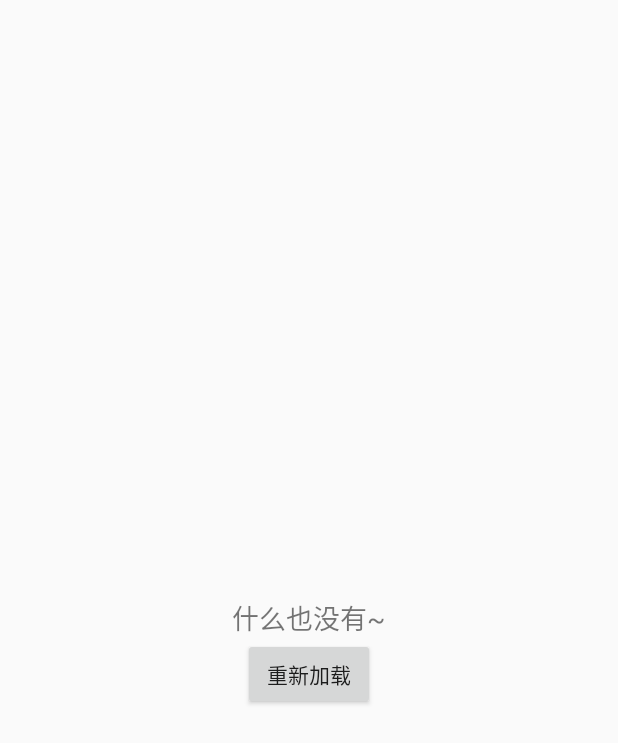
After one commit to devzld/StatusLayout, an Android app: the layout layout_empty_view.xml on its own in the app's theme, with its tools: preview values and no code run, on a phone screen of 412 x 824 dp. The commit adds this screen. Shown: the top 743 px of the screen. Run offline under Robolectric (Android 15) with nearby library versions, the phone set to English and light mode, and no system bars.

Commit message:
加入例子

```diff
--- a/app/build.gradle
+++ b/app/build.gradle
@@ -19,10 +19,11 @@ android {
 }
 
 dependencies {
-    implementation fileTree(dir: 'libs', include: ['*.jar'])
+    implementation fileTree(include: ['*.jar'], dir: 'libs')
     implementation 'com.android.support:appcompat-v7:26.1.0'
     implementation 'com.android.support.constraint:constraint-layout:1.0.2'
     testImplementation 'junit:junit:4.12'
     androidTestImplementation 'com.android.support.test:runner:1.0.1'
     androidTestImplementation 'com.android.support.test.espresso:espresso-core:3.0.1'
+    implementation project(':statuslayout')
 }
--- /dev/null
+++ b/app/src/main/res/layout/layout_empty_view.xml
@@ -0,0 +1,23 @@
+<?xml version="1.0" encoding="utf-8"?>
+<RelativeLayout
+    xmlns:android="http://schemas.android.com/apk/res/android"
+    android:layout_width="match_parent"
+    android:layout_height="match_parent">
+
+    <TextView
+        android:id="@+id/tv_tip"
+        android:layout_width="wrap_content"
+        android:layout_height="wrap_content"
+        android:layout_centerInParent="true"
+        android:text="什么也没有~"
+        android:textSize="18sp"/>
+
+    <Button
+        android:id="@+id/btn_retry"
+        android:layout_width="wrap_content"
+        android:layout_height="wrap_content"
+        android:layout_below="@id/tv_tip"
+        android:layout_centerInParent="true"
+        android:text="重新加载"/>
+
+</RelativeLayout>
--- a/statuslayout/src/main/java/com/zld/statuslayout/RootFrameLayout.java
+++ b/statuslayout/src/main/java/com/zld/statuslayout/RootFrameLayout.java
@@ -107,8 +107,10 @@ public class RootFrameLayout extends FrameLayout {
      *  显示内容
      */
     public void showContent() {
-        if (layoutSparseArray.get(LAYOUT_CONTENT_ID) != null)
+        if (layoutSparseArray.get(LAYOUT_CONTENT_ID) != null) {
             showHideViewById(LAYOUT_CONTENT_ID);
+
+        }
     }
 
     /**
--- a/statuslayout/src/main/java/com/zld/statuslayout/StatusLayoutManager.java
+++ b/statuslayout/src/main/java/com/zld/statuslayout/StatusLayoutManager.java
@@ -169,6 +169,7 @@ public class StatusLayoutManager {
         }
 
         public Builder contentView(View contentLayoutResId) {
+            contentLayoutResId.setVisibility(View.GONE);
             parentView.removeView(contentLayoutResId);
             this.contentLayoutResId = contentLayoutResId;
             return this;
```
Also changed, not shown: app/src/main/java/com/zld/statuslayout/BaseActivity.java (added, +31 -0 lines), app/src/main/java/com/zld/statuslayout/MainActivity.java (+47 -2 lines), app/src/main/res/layout/activity_main.xml (+15 -11 lines), app/src/main/res/layout/layout_error_view.xml (added, +23 -0 lines), app/src/main/res/layout/layout_loading_view.xml (added, +20 -0 lines), app/src/main/res/layout/layout_network_error_view.xml (added, +23 -0 lines), app/src/main/res/menu/menu_show_view.xml (added, +20 -0 lines).
